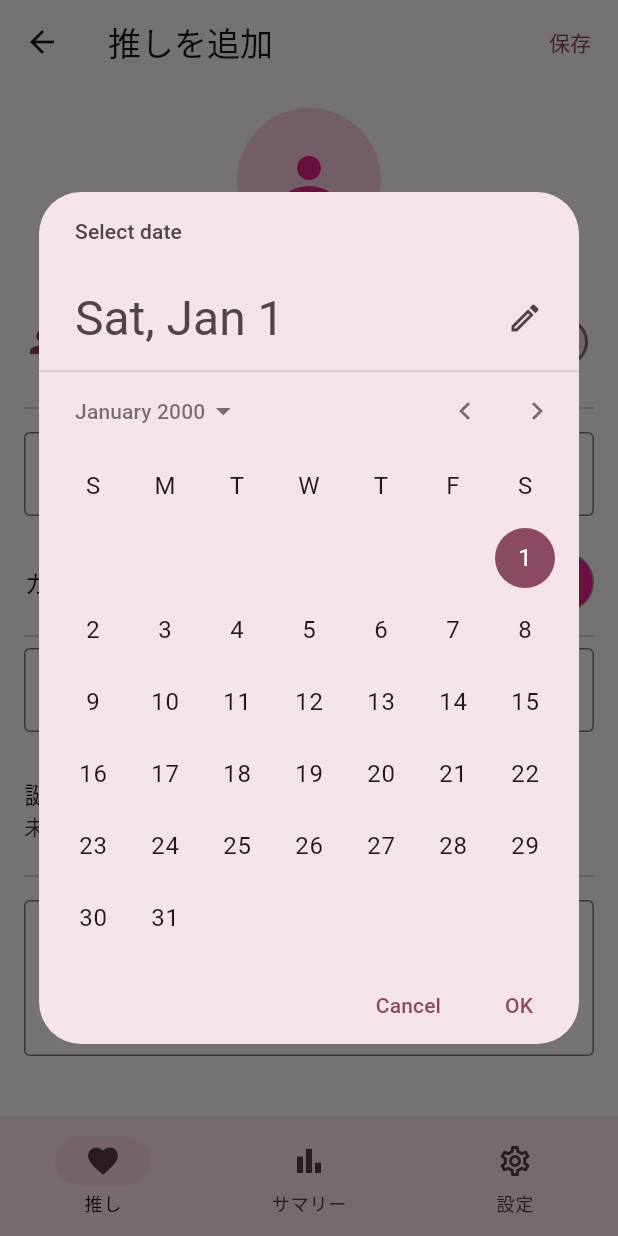
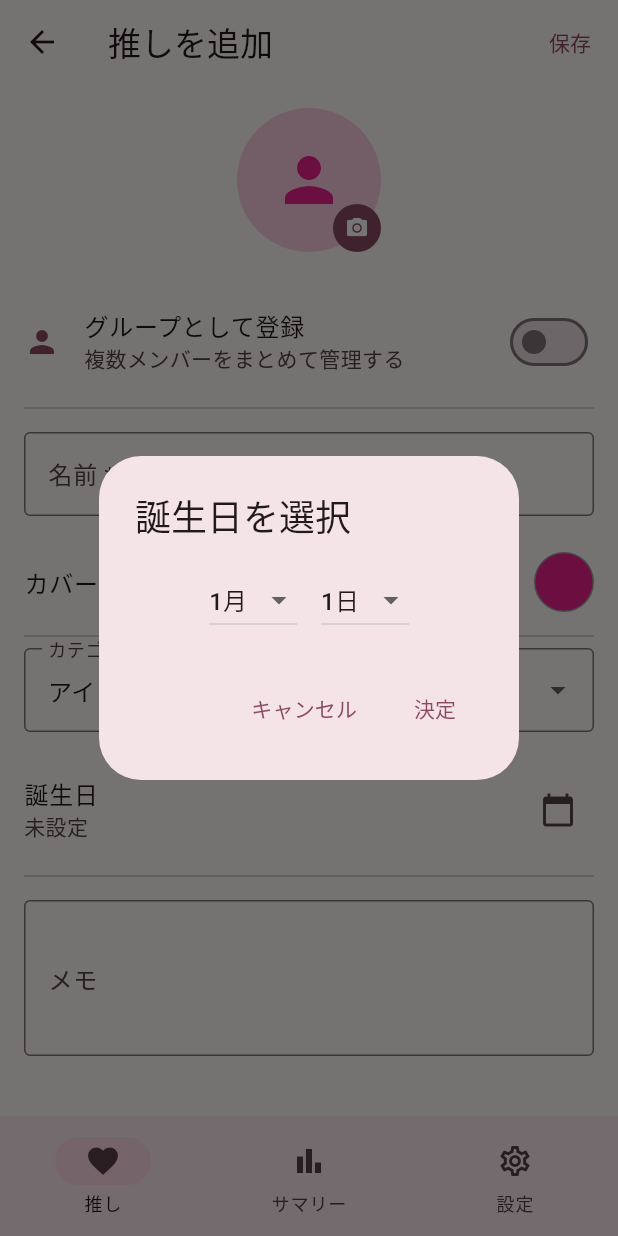
Before and after one commit to Ars-Td/add-final-assignment-osikatu, a Flutter app: the OshiFormPage screen opened by its route, after a tap on the "calendar today" icon, on a phone screen of 412 x 824 dp. Run offline on Flutter 3.47's test engine with Material 3 defaults, Android fonts, the phone set to English and light mode, and no system bars; our stand-ins replace csv, drift, drift_flutter, fl_chart, flutter_colorpicker, flutter_local_notifications and 8 more; missing offline and left inert: dart:js_interop; accounts and stored records are empty; generated files the repository leaves out were written again.

Commit message:
feat: 誕生日設定を月・日のみ入力可能に変更（年なし対応）

```diff
--- a/oshi_log/lib/features/oshi/pages/oshi_form_page.dart
+++ b/oshi_log/lib/features/oshi/pages/oshi_form_page.dart
@@ -15,6 +15,36 @@ import '../../../shared/widgets/oshi_icon.dart';
 import '../oshi_providers.dart';
 
 const _categories = ['アイドル', '俳優', 'VTuber', 'アニメ', 'その他'];
+
+/// 年なし誕生日（月・日のみ）を保持するデータクラス
+class _BirthdayMD {
+  final int month;
+  final int day;
+  const _BirthdayMD(this.month, this.day);
+
+  /// "--MM-DD" 形式にエンコード
+  String encode() =>
+      '--${month.toString().padLeft(2, '0')}-${day.toString().padLeft(2, '0')}';
+
+  /// "MM/DD" 形式で表示
+  String display() =>
+      '${month.toString().padLeft(2, '0')}/${day.toString().padLeft(2, '0')}';
+
+  /// DB 文字列からデコード（"--MM-DD" または "YYYY-MM-DD" の両方に対応）
+  static _BirthdayMD? tryParse(String? s) {
+    if (s == null) return null;
+    // "--MM-DD" 形式
+    final noYear = RegExp(r'^--(\d{2})-(\d{2})$');
+    final m1 = noYear.firstMatch(s);
+    if (m1 != null) {
+      return _BirthdayMD(int.parse(m1.group(1)!), int.parse(m1.group(2)!));
+    }
+    // "YYYY-MM-DD" / ISO 8601 形式（後方互換）
+    final dt = DateTime.tryParse(s);
+    if (dt != null) return _BirthdayMD(dt.month, dt.day);
+    return null;
+  }
+}
 
 /// members JSON エンコード
 String? _encodeMembers(List<String> members) {
@@ -48,7 +78,7 @@ class _OshiFormPageState extends ConsumerState<OshiFormPage> {
 
   Color _coverColor = const Color(0xFFE91E8C);
   String _category = _categories[0];
-  DateTime? _birthday;
+  _BirthdayMD? _birthday;
   String? _iconPath;
   bool _loading = false;
 
@@ -78,7 +108,7 @@ class _OshiFormPageState extends ConsumerState<OshiFormPage> {
       _iconPath = oshi.iconPath;
       _isGroup = oshi.isGroup;
       if (oshi.birthday != null) {
-        _birthday = DateTime.tryParse(oshi.birthday!);
+        _birthday = _BirthdayMD.tryParse(oshi.birthday!);
       }
       // メンバーコントローラを復元
       for (final ctrl in _memberCtrls) {
@@ -142,11 +172,9 @@ class _OshiFormPageState extends ConsumerState<OshiFormPage> {
   }
 
   Future<void> _pickBirthday() async {
-    final picked = await showDatePicker(
+    final picked = await showDialog<_BirthdayMD>(
       context: context,
-      initialDate: _birthday ?? DateTime(2000),
-      firstDate: DateTime(1900),
-      lastDate: DateTime.now(),
+      builder: (ctx) => _BirthdayPickerDialog(initial: _birthday),
     );
     if (picked != null) setState(() => _birthday = picked);
   }
@@ -172,7 +200,7 @@ class _OshiFormPageState extends ConsumerState<OshiFormPage> {
           memo: Value(_memoCtrl.text.trim().isEmpty
               ? null
               : _memoCtrl.text.trim()),
-          birthday: Value(_birthday?.toIso8601String()),
+          birthday: Value(_birthday?.encode()),
           iconPath: Value(_iconPath),
           isGroup: Value(_isGroup),
           members: Value(membersJson),
@@ -186,7 +214,7 @@ class _OshiFormPageState extends ConsumerState<OshiFormPage> {
           memo: Value(_memoCtrl.text.trim().isEmpty
               ? null
               : _memoCtrl.text.trim()),
-          birthday: Value(_birthday?.toIso8601String()),
+          birthday: Value(_birthday?.encode()),
           iconPath: Value(_iconPath),
           isGroup: Value(_isGroup),
           members: Value(membersJson),
@@ -198,8 +226,11 @@ class _OshiFormPageState extends ConsumerState<OshiFormPage> {
       if (!kIsWeb) {
         final notif = NotificationService.instance;
         if (_birthday != null) {
+          // 通知スケジュールには年が必要なため仮の年 (2000) を使用
+          final bdForNotif =
+              DateTime(2000, _birthday!.month, _birthday!.day);
           await notif.scheduleBirthdayNotification(
-              savedId, _nameCtrl.text.trim(), _birthday!);
+              savedId, _nameCtrl.text.trim(), bdForNotif);
         } else {
           await notif.cancelBirthdayNotification(savedId);
         }
@@ -398,7 +429,7 @@ class _OshiFormPageState extends ConsumerState<OshiFormPage> {
                 title: const Text('誕生日'),
                 subtitle: Text(_birthday == null
                     ? '未設定'
-                    : '${_birthday!.year}/${_birthday!.month}/${_birthday!.day}'),
+                    : _birthday!.display()),
                 trailing: Row(
                   mainAxisSize: MainAxisSize.min,
                   children: [
@@ -431,6 +462,92 @@ class _OshiFormPageState extends ConsumerState<OshiFormPage> {
           ],
         ),
       ),
+    );
+  }
+}
+
+/// 月・日のみ選択する誕生日ピッカーダイアログ
+class _BirthdayPickerDialog extends StatefulWidget {
+  final _BirthdayMD? initial;
+  const _BirthdayPickerDialog({this.initial});
+
+  @override
+  State<_BirthdayPickerDialog> createState() => _BirthdayPickerDialogState();
+}
+
+class _BirthdayPickerDialogState extends State<_BirthdayPickerDialog> {
+  late int _month;
+  late int _day;
+
+  /// 月ごとの最大日数（うるう年を考慮しない）
+  static const _daysInMonth = [31, 29, 31, 30, 31, 30, 31, 31, 30, 31, 30, 31];
+
+  int get _maxDay => _daysInMonth[_month - 1];
+
+  @override
+  void initState() {
+    super.initState();
+    _month = widget.initial?.month ?? 1;
+    _day = widget.initial?.day ?? 1;
+    // 月変更時に日が範囲外にならないよう補正
+    if (_day > _maxDay) _day = _maxDay;
+  }
+
+  void _onMonthChanged(int? v) {
+    if (v == null) return;
+    setState(() {
+      _month = v;
+      if (_day > _maxDay) _day = _maxDay;
+    });
+  }
+
+  @override
+  Widget build(BuildContext context) {
+    return AlertDialog(
+      title: const Text('誕生日を選択'),
+      content: Row(
+        mainAxisAlignment: MainAxisAlignment.center,
+        children: [
+          // 月
+          DropdownButton<int>(
+            value: _month,
+            items: List.generate(
+              12,
+              (i) => DropdownMenuItem(
+                value: i + 1,
+                child: Text('${i + 1}月'),
+              ),
+            ),
+            onChanged: _onMonthChanged,
+          ),
+          const SizedBox(width: 16),
+          // 日
+          DropdownButton<int>(
+            value: _day,
+            items: List.generate(
+              _maxDay,
+              (i) => DropdownMenuItem(
+                value: i + 1,
+                child: Text('${i + 1}日'),
+              ),
+            ),
+            onChanged: (v) {
+              if (v != null) setState(() => _day = v);
+            },
+          ),
+        ],
+      ),
+      actions: [
+        TextButton(
+          onPressed: () => Navigator.of(context).pop(),
+          child: const Text('キャンセル'),
+        ),
+        TextButton(
+          onPressed: () =>
+              Navigator.of(context).pop(_BirthdayMD(_month, _day)),
+          child: const Text('決定'),
+        ),
+      ],
     );
   }
 }
```
Also changed, not shown: oshi_log/lib/shared/notifications/web_banner_service.dart (+16 -3 lines).
